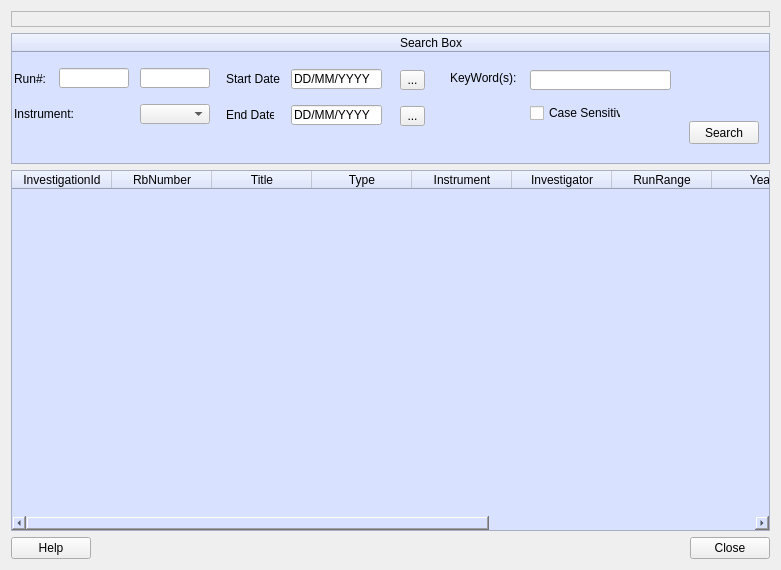
The window that Code/qtiplot/MantidQt/MantidWidgets/inc/ICatSearch.ui (mantidproject/mantid) describes before a commit, drawn with Qt 5.
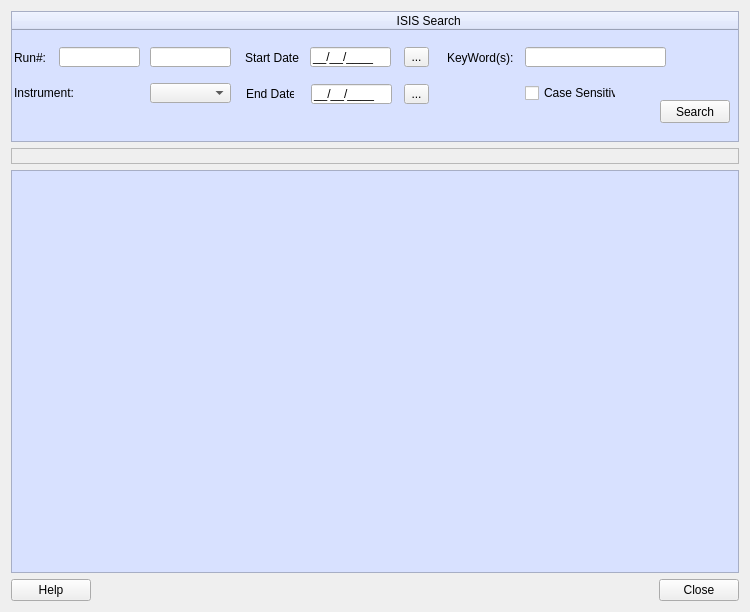
The same window after the commit.

Commit message: re#1499 - created User interface for Advanced search and moved all methods which are duplicated across different ICat interface classes to ICatUtils

Diff of the .ui file:
```diff
--- a/Code/qtiplot/MantidQt/MantidWidgets/inc/ICatSearch.ui
+++ b/Code/qtiplot/MantidQt/MantidWidgets/inc/ICatSearch.ui
@@ -5,46 +5,15 @@
    <rect>
     <x>0</x>
     <y>0</y>
-    <width>781</width>
-    <height>570</height>
+    <width>750</width>
+    <height>612</height>
    </rect>
   </property>
   <property name="windowTitle" >
    <string>ICatSearch</string>
   </property>
   <layout class="QGridLayout" name="gridLayout" >
-   <item row="3" column="0" >
-    <layout class="QHBoxLayout" name="horizontalLayout" >
-     <item>
-      <widget class="QPushButton" name="helpButton" >
-       <property name="text" >
-        <string>Help</string>
-       </property>
-      </widget>
-     </item>
-     <item>
-      <spacer name="horizontalSpacer_4" >
-       <property name="orientation" >
-        <enum>Qt::Horizontal</enum>
-       </property>
-       <property name="sizeHint" stdset="0" >
-        <size>
-         <width>527</width>
-         <height>20</height>
-        </size>
-       </property>
-      </spacer>
-     </item>
-     <item>
-      <widget class="QPushButton" name="closeButton" >
-       <property name="text" >
-        <string>Close</string>
-       </property>
-      </widget>
-     </item>
-    </layout>
-   </item>
-   <item row="1" column="0" >
+   <item row="0" column="0" >
     <widget class="QTreeWidget" name="searchtreeWidget" >
      <property name="maximumSize" >
       <size>
@@ -53,7 +22,7 @@
       </size>
      </property>
      <property name="toolTip" >
-      <string>ICat Search Box</string>
+      <string/>
      </property>
      <property name="statusTip" >
       <string/>
@@ -63,12 +32,12 @@
      </property>
      <column>
       <property name="text" >
-       <string>                                                                                                                    Search Box</string>
+       <string>                                                                                                                   ISIS Search </string>
       </property>
      </column>
     </widget>
    </item>
-   <item row="0" column="0" >
+   <item row="1" column="0" >
     <widget class="QLabel" name="searchlabel" >
      <property name="frameShape" >
       <enum>QFrame::StyledPanel</enum>
@@ -107,101 +76,89 @@
      <property name="showGrid" >
       <bool>true</bool>
      </property>
-     <column>
-      <property name="text" >
-       <string>InvestigationId</string>
-      </property>
-     </column>
-     <column>
-      <property name="text" >
-       <string>RbNumber</string>
-      </property>
-     </column>
-     <column>
-      <property name="text" >
-       <string>Title</string>
-      </property>
-     </column>
-     <column>
-      <property name="text" >
-       <string>Type</string>
-      </property>
-     </column>
-     <column>
-      <property name="text" >
-       <string>Instrument</string>
-      </property>
-     </column>
-     <column>
-      <property name="text" >
-       <string>Investigator</string>
-      </property>
-     </column>
-     <column>
-      <property name="text" >
-       <string>RunRange</string>
-      </property>
-     </column>
-     <column>
-      <property name="text" >
-       <string>Year</string>
-      </property>
-     </column>
-     <column>
-      <property name="text" >
-       <string>Abstract</string>
-      </property>
-     </column>
-     <column>
-      <property name="text" >
-       <string>Investigators Name</string>
-      </property>
-     </column>
-     <column>
-      <property name="text" >
-       <string>Samples Name</string>
-      </property>
-     </column>
     </widget>
    </item>
+   <item row="3" column="0" >
+    <layout class="QHBoxLayout" name="horizontalLayout" >
+     <item>
+      <widget class="QPushButton" name="helpButton" >
+       <property name="text" >
+        <string>Help</string>
+       </property>
+      </widget>
+     </item>
+     <item>
+      <spacer name="horizontalSpacer_4" >
+       <property name="orientation" >
+        <enum>Qt::Horizontal</enum>
+       </property>
+       <property name="sizeHint" stdset="0" >
+        <size>
+         <width>527</width>
+         <height>20</height>
+        </size>
+       </property>
+      </spacer>
+     </item>
+     <item>
+      <widget class="QPushButton" name="closeButton" >
+       <property name="text" >
+        <string>Close</string>
+       </property>
+      </widget>
+     </item>
+    </layout>
+   </item>
   </layout>
   <widget class="QLineEdit" name="endRunEdit" >
    <property name="geometry" >
     <rect>
-     <x>140</x>
-     <y>68</y>
-     <width>70</width>
+     <x>150</x>
+     <y>47</y>
+     <width>81</width>
      <height>20</height>
     </rect>
    </property>
    <property name="toolTip" >
     <string>End Run Number</string>
    </property>
+   <property name="inputMask" >
+    <string/>
+   </property>
   </widget>
   <widget class="QLineEdit" name="startRunEdit" >
    <property name="geometry" >
     <rect>
      <x>59</x>
-     <y>68</y>
-     <width>70</width>
+     <y>47</y>
+     <width>81</width>
      <height>20</height>
     </rect>
    </property>
    <property name="toolTip" >
     <string>Start Run Number</string>
    </property>
+   <property name="statusTip" >
+    <string/>
+   </property>
+   <property name="inputMask" >
+    <string/>
+   </property>
+   <property name="cursorPosition" >
+    <number>0</number>
+   </property>
   </widget>
   <widget class="QCheckBox" name="casesensitiveBox" >
    <property name="geometry" >
     <rect>
-     <x>530</x>
-     <y>104</y>
+     <x>525</x>
+     <y>84</y>
      <width>91</width>
      <height>18</height>
     </rect>
    </property>
    <property name="toolTip" >
-    <string>Case Sensitive keyWord Search</string>
+    <string/>
    </property>
    <property name="text" >
     <string>Case Sensitive</string>
@@ -211,7 +168,7 @@
    <property name="geometry" >
     <rect>
      <x>14</x>
-     <y>69</y>
+     <y>48</y>
      <width>31</width>
      <height>20</height>
     </rect>
@@ -224,7 +181,7 @@
    <property name="geometry" >
     <rect>
      <x>14</x>
-     <y>104</y>
+     <y>83</y>
      <width>61</width>
      <height>20</height>
     </rect>
@@ -233,24 +190,24 @@
     <string>Instrument:</string>
    </property>
   </widget>
-  <widget class="QComboBox" name="instrmentBox" >
+  <widget class="QComboBox" name="instrumentBox" >
    <property name="geometry" >
     <rect>
-     <x>140</x>
-     <y>104</y>
-     <width>70</width>
+     <x>150</x>
+     <y>83</y>
+     <width>81</width>
      <height>20</height>
     </rect>
    </property>
    <property name="toolTip" >
-    <string>Instrument Box</string>
+    <string/>
    </property>
   </widget>
   <widget class="QLabel" name="keywordsLabel" >
    <property name="geometry" >
     <rect>
-     <x>450</x>
-     <y>70</y>
+     <x>447</x>
+     <y>50</y>
      <width>71</width>
      <height>16</height>
     </rect>
@@ -262,8 +219,8 @@
   <widget class="QLineEdit" name="keywordslineEdit" >
    <property name="geometry" >
     <rect>
-     <x>530</x>
-     <y>70</y>
+     <x>525</x>
+     <y>47</y>
      <width>141</width>
      <height>20</height>
     </rect>
@@ -272,21 +229,27 @@
   <widget class="QLineEdit" name="enddateLineEdit" >
    <property name="geometry" >
     <rect>
-     <x>291</x>
-     <y>105</y>
-     <width>91</width>
+     <x>311</x>
+     <y>84</y>
+     <width>81</width>
      <height>20</height>
     </rect>
    </property>
+   <property name="toolTip" >
+    <string>Date in DD/MM/YYYY format</string>
+   </property>
+   <property name="inputMask" >
+    <string>00/00/0000;_</string>
+   </property>
    <property name="text" >
-    <string>DD/MM/YYYY</string>
+    <string>//</string>
    </property>
   </widget>
   <widget class="QToolButton" name="startdatetoolButton" >
    <property name="geometry" >
     <rect>
-     <x>400</x>
-     <y>70</y>
+     <x>404</x>
+     <y>47</y>
      <width>25</width>
      <height>20</height>
     </rect>
@@ -298,8 +261,8 @@
   <widget class="QToolButton" name="enddatetoolButton" >
    <property name="geometry" >
     <rect>
-     <x>400</x>
-     <y>106</y>
+     <x>404</x>
+     <y>84</y>
      <width>25</width>
      <height>20</height>
     </rect>
@@ -311,21 +274,27 @@
   <widget class="QLineEdit" name="startdateLineEdit" >
    <property name="geometry" >
     <rect>
-     <x>291</x>
-     <y>69</y>
-     <width>91</width>
+     <x>310</x>
+     <y>47</y>
+     <width>81</width>
      <height>20</height>
     </rect>
    </property>
+   <property name="toolTip" >
+    <string>Date in DD/MM/YYYY format</string>
+   </property>
+   <property name="inputMask" >
+    <string>00/00/0000;_</string>
+   </property>
    <property name="text" >
-    <string>DD/MM/YYYY</string>
+    <string>//</string>
    </property>
   </widget>
   <widget class="QLabel" name="enddateLabel" >
    <property name="geometry" >
     <rect>
-     <x>226</x>
-     <y>105</y>
+     <x>246</x>
+     <y>84</y>
      <width>48</width>
      <height>20</height>
     </rect>
@@ -337,8 +306,8 @@
   <widget class="QLabel" name="startdateLabel" >
    <property name="geometry" >
     <rect>
-     <x>226</x>
-     <y>69</y>
+     <x>245</x>
+     <y>48</y>
      <width>54</width>
      <height>20</height>
     </rect>
@@ -350,8 +319,8 @@
   <widget class="QPushButton" name="searchButton" >
    <property name="geometry" >
     <rect>
-     <x>689</x>
-     <y>121</y>
+     <x>660</x>
+     <y>100</y>
      <width>70</width>
      <height>23</height>
     </rect>
@@ -370,7 +339,7 @@
   <zorder>casesensitiveBox</zorder>
   <zorder>runNumberLabel</zorder>
   <zorder>instrumentLabel</zorder>
-  <zorder>instrmentBox</zorder>
+  <zorder>instrumentBox</zorder>
   <zorder>keywordsLabel</zorder>
   <zorder>keywordslineEdit</zorder>
   <zorder>startdateLabel</zorder>
```
Left out of the diff: 16 changed lines with no effect on the pictures. The commit also changes 18 other files.
